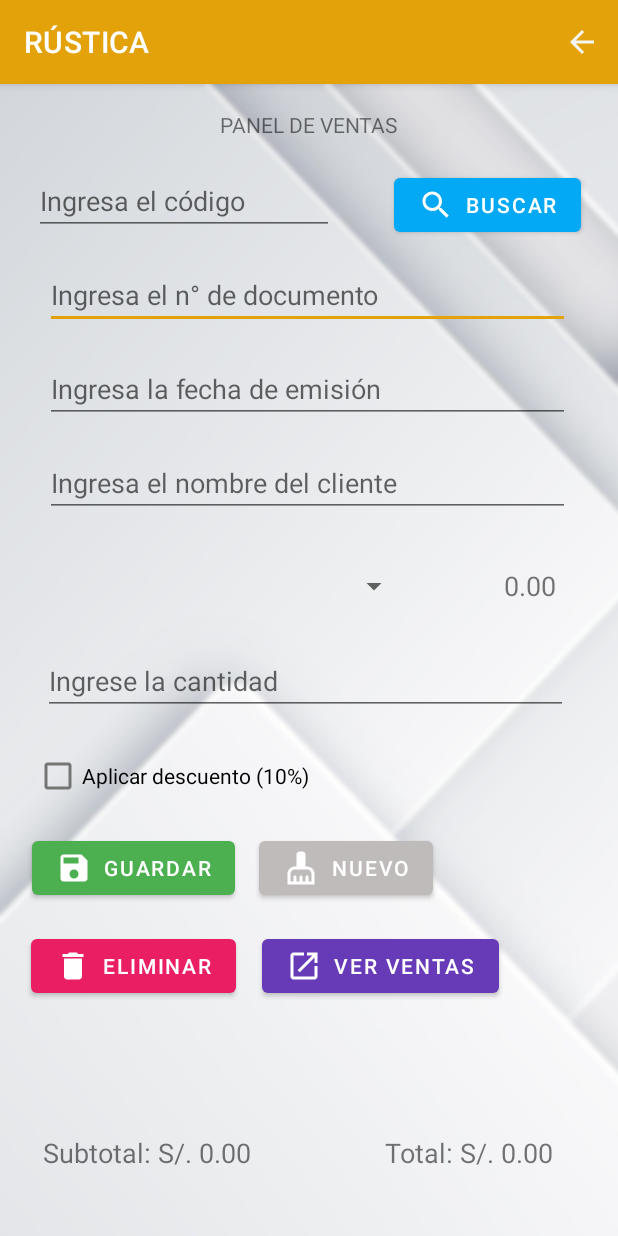
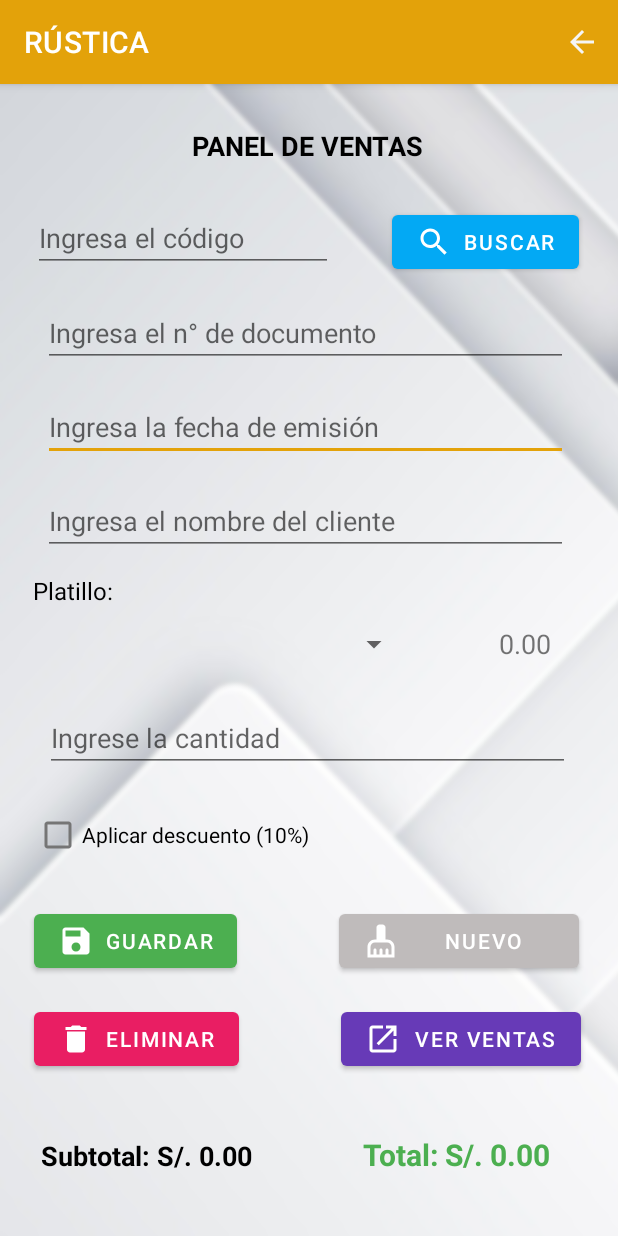
Before and after one commit to daikodev/app-restaurante, an Android app: the RegisterSalesActivity screen opened directly, with no data from a screen before it, on a phone screen of 412 x 824 dp. Run offline under Robolectric (Android 15) with nearby library versions, the phone set to English and light mode, and no system bars; our stand-ins replace Volley; network calls fail; 1 statement that could not run was skipped.

Commit message:
Diseño para vistas registrar producto y ventas

```diff
--- a/app/src/main/res/layout/register_sales.xml
+++ b/app/src/main/res/layout/register_sales.xml
@@ -7,33 +7,118 @@
         tools:context=".RegisterSalesActivity"
         android:background="@drawable/background_nologo">
 
+    <Spinner
+        android:id="@+id/cboListProducts"
+        android:layout_width="250dp"
+        android:layout_height="45dp"
+        app:layout_constraintBottom_toBottomOf="parent"
+        app:layout_constraintEnd_toEndOf="parent"
+        app:layout_constraintHorizontal_bias="0.146"
+        app:layout_constraintStart_toStartOf="parent"
+        app:layout_constraintTop_toTopOf="parent"
+        app:layout_constraintVertical_bias="0.485" />
+
+    <TextView
+        android:id="@+id/lblPriceUnit"
+        android:layout_width="70dp"
+        android:layout_height="45dp"
+        android:gravity="center"
+        android:text="0.00"
+        android:textSize="18sp"
+        app:layout_constraintBottom_toBottomOf="parent"
+        app:layout_constraintEnd_toEndOf="parent"
+        app:layout_constraintHorizontal_bias="0.922"
+        app:layout_constraintStart_toStartOf="parent"
+        app:layout_constraintTop_toTopOf="parent"
+        app:layout_constraintVertical_bias="0.485" />
+
     <Button
         android:id="@+id/btnNew"
-        android:layout_width="wrap_content"
+        android:layout_width="160dp"
         android:layout_height="wrap_content"
         android:text="Nuevo"
         app:backgroundTint="#FFBFBBBB"
         app:icon="@drawable/clean"
         app:layout_constraintBottom_toBottomOf="parent"
         app:layout_constraintEnd_toEndOf="parent"
-        app:layout_constraintHorizontal_bias="0.583"
+        app:layout_constraintHorizontal_bias="0.896"
         app:layout_constraintStart_toStartOf="parent"
         app:layout_constraintTop_toTopOf="parent"
-        app:layout_constraintVertical_bias="0.693" />
+        app:layout_constraintVertical_bias="0.76" />
+
+    <EditText
+        android:id="@+id/txtDate"
+        android:layout_width="350dp"
+        android:layout_height="wrap_content"
+        android:ems="10"
+        android:hint="Ingresa la fecha de emisión"
+        android:inputType="datetime"
+        android:maxLength="10"
+        app:layout_constraintBottom_toBottomOf="parent"
+        app:layout_constraintEnd_toEndOf="parent"
+        app:layout_constraintHorizontal_bias="0.465"
+        app:layout_constraintStart_toStartOf="parent"
+        app:layout_constraintTop_toTopOf="parent"
+        app:layout_constraintVertical_bias="0.285" />
+
+    <TextView
+        android:id="@+id/lblTotal"
+        android:layout_width="160dp"
+        android:layout_height="45dp"
+        android:gravity="center"
+        android:text="Total: S/. 0.00"
+        android:textColor="#4CAF50"
+        android:textSize="20sp"
+        android:textStyle="bold"
+        app:layout_constraintBottom_toBottomOf="parent"
+        app:layout_constraintEnd_toEndOf="parent"
+        app:layout_constraintHorizontal_bias="0.888"
+        app:layout_constraintStart_toStartOf="parent"
+        app:layout_constraintTop_toTopOf="parent"
+        app:layout_constraintVertical_bias="0.957" />
+
+    <EditText
+        android:id="@+id/txtClient"
+        android:layout_width="350dp"
+        android:layout_height="wrap_content"
+        android:ems="10"
+        android:hint="Ingresa el nombre del cliente"
+        android:inputType="textPersonName"
+        android:maxLength="100"
+        app:layout_constraintBottom_toBottomOf="parent"
+        app:layout_constraintEnd_toEndOf="parent"
+        app:layout_constraintHorizontal_bias="0.465"
+        app:layout_constraintStart_toStartOf="parent"
+        app:layout_constraintTop_toTopOf="parent"
+        app:layout_constraintVertical_bias="0.372" />
+
+    <TextView
+        android:id="@+id/textView13"
+        android:layout_width="wrap_content"
+        android:layout_height="wrap_content"
+        android:text="Platillo:"
+        android:textColor="#000"
+        android:textSize="16sp"
+        app:layout_constraintBottom_toBottomOf="parent"
+        app:layout_constraintEnd_toEndOf="parent"
+        app:layout_constraintHorizontal_bias="0.061"
+        app:layout_constraintStart_toStartOf="parent"
+        app:layout_constraintTop_toTopOf="parent"
+        app:layout_constraintVertical_bias="0.438" />
 
     <Button
-        android:id="@+id/btnViewSales"
+        android:id="@+id/btnSave"
         android:layout_width="wrap_content"
         android:layout_height="wrap_content"
-        android:text="Ver Ventas"
-        app:backgroundTint="#673AB7"
-        app:icon="@drawable/go"
+        android:text="Guardar"
+        app:backgroundTint="#4CAF50"
+        app:icon="@drawable/save"
         app:layout_constraintBottom_toBottomOf="parent"
         app:layout_constraintEnd_toEndOf="parent"
-        app:layout_constraintHorizontal_bias="0.688"
+        app:layout_constraintHorizontal_bias="0.082"
         app:layout_constraintStart_toStartOf="parent"
         app:layout_constraintTop_toTopOf="parent"
-        app:layout_constraintVertical_bias="0.783" />
+        app:layout_constraintVertical_bias="0.76" />
 
     <Button
         android:id="@+id/btnSearchCodeSale"
@@ -44,38 +129,67 @@
         app:icon="@drawable/search"
         app:layout_constraintBottom_toBottomOf="parent"
         app:layout_constraintEnd_toEndOf="parent"
-        app:layout_constraintHorizontal_bias="0.913"
+        app:layout_constraintHorizontal_bias="0.91"
         app:layout_constraintStart_toStartOf="parent"
         app:layout_constraintTop_toTopOf="parent"
-        app:layout_constraintVertical_bias="0.079" />
+        app:layout_constraintVertical_bias="0.113" />
+
+    <TextView
+        android:id="@+id/textView3"
+        android:layout_width="wrap_content"
+        android:layout_height="wrap_content"
+        android:text="PANEL DE VENTAS"
+        android:textColor="#000"
+        android:textSize="18sp"
+        android:textStyle="bold"
+        app:layout_constraintBottom_toBottomOf="parent"
+        app:layout_constraintEnd_toEndOf="parent"
+        app:layout_constraintHorizontal_bias="0.495"
+        app:layout_constraintStart_toStartOf="parent"
+        app:layout_constraintTop_toTopOf="parent"
+        app:layout_constraintVertical_bias="0.039" />
+
+    <CheckBox
+        android:id="@+id/chDiscount"
+        android:layout_width="wrap_content"
+        android:layout_height="wrap_content"
+        android:text="Aplicar descuento (10%)"
+        app:layout_constraintBottom_toBottomOf="parent"
+        app:layout_constraintEnd_toEndOf="parent"
+        app:layout_constraintHorizontal_bias="0.1"
+        app:layout_constraintStart_toStartOf="parent"
+        app:layout_constraintTop_toTopOf="parent"
+        app:layout_constraintVertical_bias="0.662" />
 
     <Button
-        android:id="@+id/btnDeleteSale"
-        android:layout_width="wrap_content"
+        android:id="@+id/btnViewSales"
+        android:layout_width="160dp"
         android:layout_height="wrap_content"
-        android:text="Eliminar"
-        app:backgroundTint="#E91E63"
-        app:icon="@drawable/delete"
+        android:text="Ver Ventas"
+        app:backgroundTint="#673AB7"
+        app:icon="@drawable/go"
         app:layout_constraintBottom_toBottomOf="parent"
         app:layout_constraintEnd_toEndOf="parent"
-        app:layout_constraintHorizontal_bias="0.074"
+        app:layout_constraintHorizontal_bias="0.901"
         app:layout_constraintStart_toStartOf="parent"
         app:layout_constraintTop_toTopOf="parent"
-        app:layout_constraintVertical_bias="0.783" />
+        app:layout_constraintVertical_bias="0.851" />
 
-    <Button
-        android:id="@+id/btnSave"
-        android:layout_width="wrap_content"
-        android:layout_height="wrap_content"
-        android:text="Guardar"
-        app:backgroundTint="#4CAF50"
-        app:icon="@drawable/save"
+    <TextView
+        android:id="@+id/lblSubTotal"
+        android:layout_width="150dp"
+        android:layout_height="45dp"
+        android:gravity="center"
+        android:text="Subtotal: S/. 0.00"
+        android:textColor="#000"
+        android:textSize="18sp"
+        android:textStyle="bold"
         app:layout_constraintBottom_toBottomOf="parent"
         app:layout_constraintEnd_toEndOf="parent"
-        app:layout_constraintHorizontal_bias="0.076"
+        app:layout_constraintHorizontal_bias="0.086"
         app:layout_constraintStart_toStartOf="parent"
         app:layout_constraintTop_toTopOf="parent"
-        app:layout_constraintVertical_bias="0.693" />
+        app:layout_constraintVertical_bias="0.958" />
 
     <EditText
         android:id="@+id/txtDni"
@@ -87,25 +201,39 @@
         android:maxLength="11"
         app:layout_constraintBottom_toBottomOf="parent"
         app:layout_constraintEnd_toEndOf="parent"
-        app:layout_constraintHorizontal_bias="0.488"
+        app:layout_constraintHorizontal_bias="0.465"
         app:layout_constraintStart_toStartOf="parent"
         app:layout_constraintTop_toTopOf="parent"
-        app:layout_constraintVertical_bias="0.163" />
+        app:layout_constraintVertical_bias="0.198" />
+
+    <Button
+        android:id="@+id/btnDeleteSale"
+        android:layout_width="wrap_content"
+        android:layout_height="wrap_content"
+        android:text="Eliminar"
+        app:backgroundTint="#E91E63"
+        app:icon="@drawable/delete"
+        app:layout_constraintBottom_toBottomOf="parent"
+        app:layout_constraintEnd_toEndOf="parent"
+        app:layout_constraintHorizontal_bias="0.082"
+        app:layout_constraintStart_toStartOf="parent"
+        app:layout_constraintTop_toTopOf="parent"
+        app:layout_constraintVertical_bias="0.851" />
 
     <EditText
-        android:id="@+id/txtClient"
-        android:layout_width="350dp"
+        android:id="@+id/txtCodeSale"
+        android:layout_width="200dp"
         android:layout_height="wrap_content"
         android:ems="10"
-        android:hint="Ingresa el nombre del cliente"
+        android:hint="Ingresa el código"
         android:inputType="textPersonName"
-        android:maxLength="100"
+        android:maxLength="6"
         app:layout_constraintBottom_toBottomOf="parent"
         app:layout_constraintEnd_toEndOf="parent"
-        app:layout_constraintHorizontal_bias="0.488"
+        app:layout_constraintHorizontal_bias="0.103"
         app:layout_constraintStart_toStartOf="parent"
         app:layout_constraintTop_toTopOf="parent"
-        app:layout_constraintVertical_bias="0.337" />
+        app:layout_constraintVertical_bias="0.111" />
 
     <EditText
         android:id="@+id/txtQuantity"
@@ -117,115 +245,9 @@
         android:maxLength="2"
         app:layout_constraintBottom_toBottomOf="parent"
         app:layout_constraintEnd_toEndOf="parent"
-        app:layout_constraintHorizontal_bias="0.465"
-        app:layout_constraintStart_toStartOf="parent"
-        app:layout_constraintTop_toTopOf="parent"
-        app:layout_constraintVertical_bias="0.519" />
-
-    <EditText
-        android:id="@+id/txtCodeSale"
-        android:layout_width="200dp"
-        android:layout_height="wrap_content"
-        android:ems="10"
-        android:hint="Ingresa el código"
-        android:inputType="textPersonName"
-        android:maxLength="6"
-        app:layout_constraintBottom_toBottomOf="parent"
-        app:layout_constraintEnd_toEndOf="parent"
-        app:layout_constraintHorizontal_bias="0.108"
-        app:layout_constraintStart_toStartOf="parent"
-        app:layout_constraintTop_toTopOf="parent"
-        app:layout_constraintVertical_bias="0.077" />
-
-    <TextView
-            android:id="@+id/textView3"
-            android:layout_width="wrap_content"
-            android:layout_height="wrap_content"
-            android:text="PANEL DE VENTAS"
-            app:layout_constraintBottom_toBottomOf="parent"
-            app:layout_constraintEnd_toEndOf="parent"
-            app:layout_constraintStart_toStartOf="parent"
-            app:layout_constraintTop_toTopOf="parent"
-            app:layout_constraintVertical_bias="0.023" />
-
-    <TextView
-            android:id="@+id/lblPriceUnit"
-            android:layout_width="70dp"
-            android:layout_height="45dp"
-            android:gravity="center"
-            android:text="0.00"
-            android:textSize="18sp"
-            app:layout_constraintBottom_toBottomOf="parent"
-            app:layout_constraintEnd_toEndOf="parent"
-            app:layout_constraintHorizontal_bias="0.931"
-            app:layout_constraintStart_toStartOf="parent"
-            app:layout_constraintTop_toTopOf="parent"
-            app:layout_constraintVertical_bias="0.432" />
-
-    <TextView
-            android:id="@+id/lblSubTotal"
-            android:layout_width="150dp"
-            android:layout_height="45dp"
-            android:gravity="center"
-            android:text="Subtotal: S/. 0.00"
-            android:textSize="18sp"
-            app:layout_constraintBottom_toBottomOf="parent"
-            app:layout_constraintEnd_toEndOf="parent"
-            app:layout_constraintHorizontal_bias="0.086"
-            app:layout_constraintStart_toStartOf="parent"
-            app:layout_constraintTop_toTopOf="parent"
-            app:layout_constraintVertical_bias="0.955" />
-
-    <TextView
-            android:id="@+id/lblTotal"
-            android:layout_width="150dp"
-            android:layout_height="45dp"
-            android:gravity="center"
-            android:text="Total: S/. 0.00"
-            android:textSize="18sp"
-            app:layout_constraintBottom_toBottomOf="parent"
-            app:layout_constraintEnd_toEndOf="parent"
-            app:layout_constraintHorizontal_bias="0.905"
-            app:layout_constraintStart_toStartOf="parent"
-            app:layout_constraintTop_toTopOf="parent"
-            app:layout_constraintVertical_bias="0.955" />
-
-    <EditText
-        android:id="@+id/txtDate"
-        android:layout_width="350dp"
-        android:layout_height="wrap_content"
-        android:ems="10"
-        android:hint="Ingresa la fecha de emisión"
-        android:inputType="datetime"
-        android:maxLength="10"
-        app:layout_constraintBottom_toBottomOf="parent"
-        app:layout_constraintEnd_toEndOf="parent"
         app:layout_constraintHorizontal_bias="0.488"
         app:layout_constraintStart_toStartOf="parent"
         app:layout_constraintTop_toTopOf="parent"
-        app:layout_constraintVertical_bias="0.25" />
-
-    <Spinner
-            android:id="@+id/cboListProducts"
-            android:layout_width="250dp"
-            android:layout_height="45dp"
-            app:layout_constraintBottom_toBottomOf="parent"
-            app:layout_constraintEnd_toEndOf="parent"
-            app:layout_constraintHorizontal_bias="0.146"
-            app:layout_constraintStart_toStartOf="parent"
-            app:layout_constraintTop_toTopOf="parent"
-            app:layout_constraintVertical_bias="0.432" />
-
-    <CheckBox
-            android:id="@+id/chDiscount"
-            android:layout_width="wrap_content"
-            android:layout_height="wrap_content"
-            android:text="Aplicar descuento (10%)"
-            app:layout_constraintBottom_toBottomOf="parent"
-            app:layout_constraintEnd_toEndOf="parent"
-            app:layout_constraintHorizontal_bias="0.1"
-            app:layout_constraintStart_toStartOf="parent"
-            app:layout_constraintTop_toTopOf="parent"
-            app:layout_constraintVertical_bias="0.607" />
+        app:layout_constraintVertical_bias="0.572" />
 
 </androidx.constraintlayout.widget.ConstraintLayout>
```
Also changed, not shown: app/src/main/res/layout/register_products.xml (+150 -142 lines).
